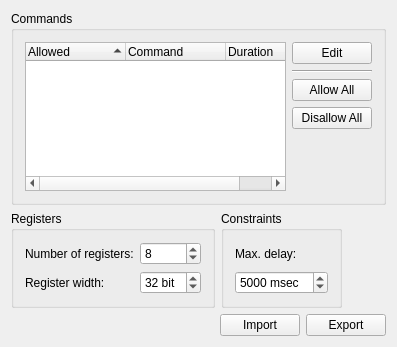
Qt form sigel/ui/SIGEL_MasterUI/SIG_LanguageParametersBase.ui (jayMcBee/sigel-evolutionary-walking-robots) before a commit.
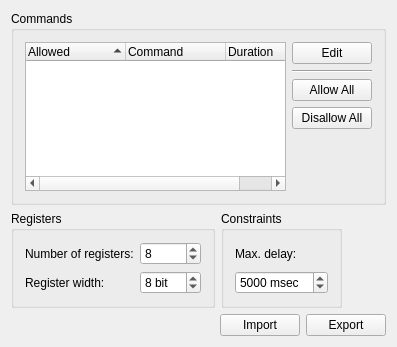
The same form after that commit.

```diff
--- a/sigel/ui/SIGEL_MasterUI/SIG_LanguageParametersBase.ui
+++ b/sigel/ui/SIGEL_MasterUI/SIG_LanguageParametersBase.ui
@@ -181,8 +181,11 @@
                     <property name="minimum">
                       <number>1</number>
                     </property>
+                    <property name="maximum">
+                      <number>16</number>
+                    </property>
                     <property name="value">
-                      <number>32</number>
+                      <number>8</number>
                     </property>
                   </widget>
                 </item>
```
